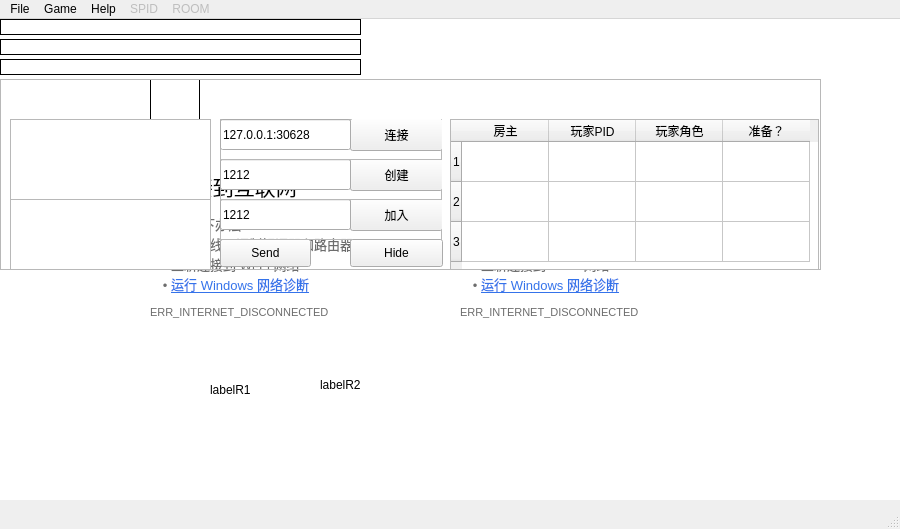
First picture: the form in DinoOL/dinool.ui, repository Brownlzy/DinoOL, before the edit.
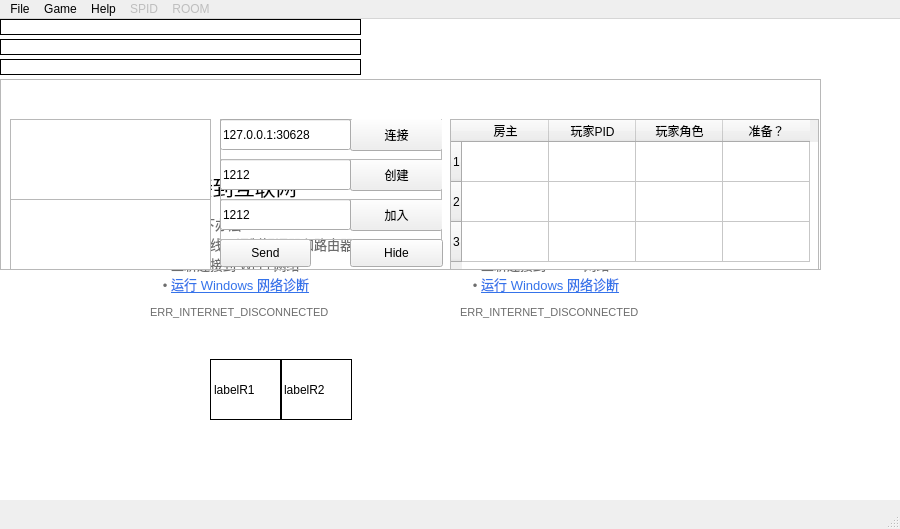
Second picture: the form after the edit. Icons and pictures are not drawn.

Commit message: [Beta]修复了联机出现的部分bug

What changed in the file:
```diff
--- a/DinoOL/dinool.ui
+++ b/DinoOL/dinool.ui
@@ -27,7 +27,7 @@
      <enum>QFrame::Box</enum>
     </property>
     <property name="lineWidth">
-     <number>1</number>
+     <number>0</number>
     </property>
     <property name="text">
      <string>&lt;html&gt;&lt;head/&gt;&lt;body&gt;&lt;p&gt;&lt;img src=&quot;:/pic/gif/dino_start&quot;/&gt;&lt;/p&gt;&lt;/body&gt;&lt;/html&gt;</string>
@@ -349,6 +349,9 @@
       <height>61</height>
      </rect>
     </property>
+    <property name="frameShape">
+     <enum>QFrame::Box</enum>
+    </property>
     <property name="text">
      <string>labelR1</string>
     </property>
@@ -356,12 +359,15 @@
    <widget class="QLabel" name="labelR2">
     <property name="geometry">
      <rect>
-      <x>320</x>
-      <y>330</y>
+      <x>280</x>
+      <y>340</y>
       <width>72</width>
-      <height>71</height>
+      <height>61</height>
      </rect>
     </property>
+    <property name="frameShape">
+     <enum>QFrame::Box</enum>
+    </property>
     <property name="text">
      <string>labelR2</string>
     </property>
```
The commit also changes 2 other files.
